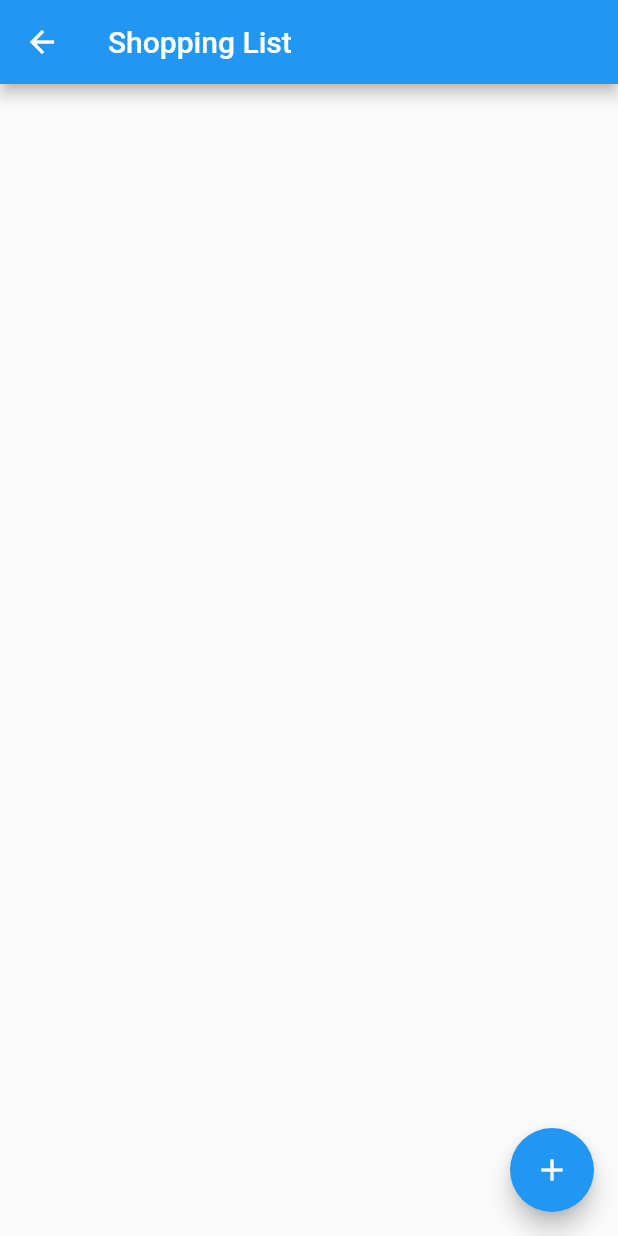
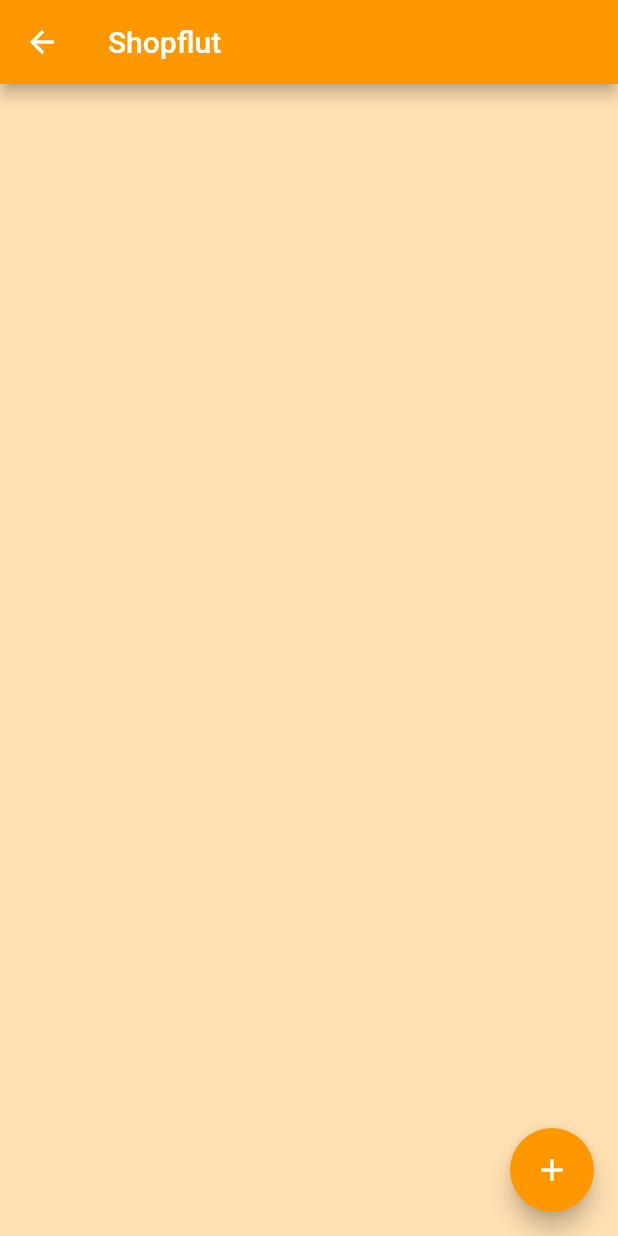
Before and after one commit to byronxc/shopflut, a Flutter app: the screen it shows after launch, on a phone screen of 412 x 824 dp. Run offline on Flutter 3.47's test engine with Material 2 defaults, Android fonts, the phone set to English and light mode, and no system bars.

Commit message:
changed colors

```diff
--- a/lib/home_page.dart
+++ b/lib/home_page.dart
@@ -15,12 +15,19 @@ class _HomePageState extends State<HomePage> {
   @override
   Widget build(BuildContext context) {
     return Scaffold(
-      appBar: AppBar(title: const Text('Shopping List')),
+      backgroundColor: Colors.orange[100],
+      appBar: AppBar(
+        title: const Text(
+          'Shopflut',
+        ),
+        backgroundColor: Colors.orange,
+      ),
       body: ListView(children: _getItems()),
       floatingActionButton: FloatingActionButton(
           onPressed: () => _displayDialog(context),
           tooltip: 'Add',
-          child: const Icon(Icons.add)),
+          child: const Icon(Icons.add),
+          backgroundColor: Colors.orange),
     );
   }
 
@@ -32,7 +39,9 @@ class _HomePageState extends State<HomePage> {
   }
 
   Widget _buildTodoItem(String title) {
-    return ListTile(title: Text(title));
+    return ListTile(
+      title: Text(title),
+    );
   }
 
   Future<AlertDialog> _displayDialog(BuildContext context) async {
```
